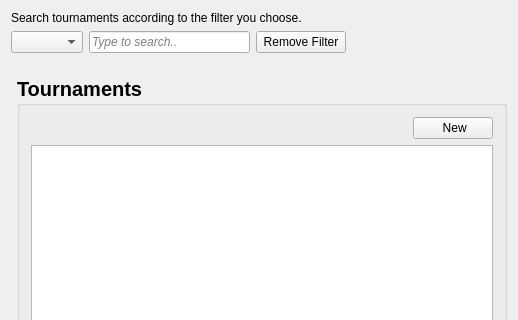
Old version of the form src/app/HistoryPage.ui in the repository KadirEmreAVCI/MasterTennisApp; both pictures show x 0 to 518 and y 0 to 320 of the 518 by 588 pixel window.
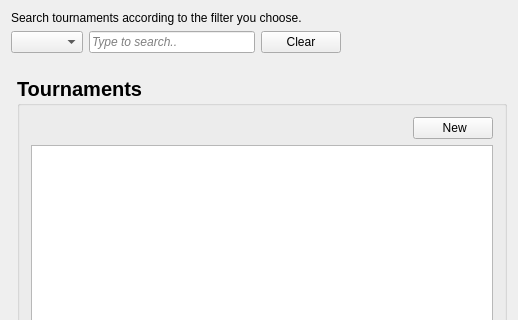
New version of the form.

Commit message: The name of Remove Filter button has been change to Clear in HistoryPage.

```diff
--- a/src/app/HistoryPage.ui
+++ b/src/app/HistoryPage.ui
@@ -65,7 +65,7 @@
        <item>
         <widget class="QPushButton" name="RemoveFilterButton">
          <property name="text">
-          <string> Remove Filter </string>
+          <string>Clear</string>
          </property>
         </widget>
        </item>
```
Left out of the diff: 2 changed lines with no effect on the pictures. The commit also changes 2 other files.
